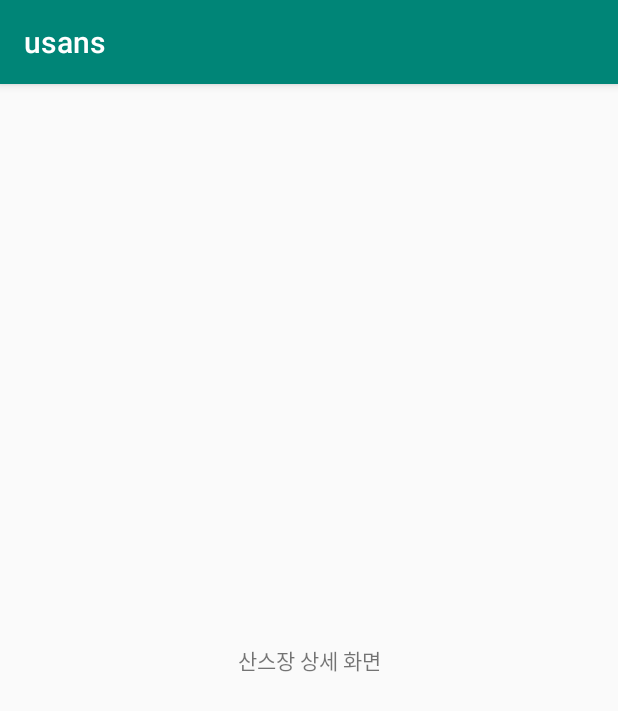
After one commit to CJBJ1/Usans, an Android app: the DetailActivity screen opened directly, with no data from a screen before it, on a phone screen of 412 x 824 dp. The commit adds this screen. Shown: the top 711 px of the screen. Run offline under Robolectric (Android 15) with nearby library versions, the phone set to English and light mode, and no system bars.

Commit message:
DetailActivity 추가

```diff
--- a/app/src/main/AndroidManifest.xml
+++ b/app/src/main/AndroidManifest.xml
@@ -9,6 +9,7 @@
         android:roundIcon="@mipmap/ic_launcher_round"
         android:supportsRtl="true"
         android:theme="@style/AppTheme">
+        <activity android:name=".DetailActivity"></activity>
         <activity android:name=".MainActivity">
             <intent-filter>
                 <action android:name="android.intent.action.MAIN" />
@@ -16,11 +17,11 @@
                 <category android:name="android.intent.category.LAUNCHER" />
             </intent-filter>
         </activity>
-        <activity android:name=".SplashActivity"/>
+        <activity android:name=".SplashActivity" />
+
         <meta-data
             android:name="com.naver.maps.map.CLIENT_ID"
             android:value="tw8dzx61q9" />
-
     </application>
 
 </manifest>
--- /dev/null
+++ b/app/src/main/java/com/example/usans/DetailActivity.java
@@ -0,0 +1,16 @@
+package com.example.usans;
+
+import androidx.appcompat.app.AppCompatActivity;
+
+import android.os.Bundle;
+
+public class DetailActivity extends AppCompatActivity {
+
+    @Override
+    protected void onCreate(Bundle savedInstanceState) {
+        super.onCreate(savedInstanceState);
+        setContentView(R.layout.activity_detail);
+
+
+    }
+}
--- a/app/src/main/java/com/example/usans/MainActivity.java
+++ b/app/src/main/java/com/example/usans/MainActivity.java
@@ -53,6 +53,11 @@ public class MainActivity extends AppCompatActivity implements View.OnClickListe
         ca.setActionBar(0);
     }
 
+    public void moveToDetail() {
+        Intent intent = new Intent(this, DetailActivity.class);
+        startActivity(intent);
+    }
+
     @Override
     public void onClick(View v){
         switch (v.getId()){
--- /dev/null
+++ b/app/src/main/res/layout/activity_detail.xml
@@ -0,0 +1,18 @@
+<?xml version="1.0" encoding="utf-8"?>
+<androidx.constraintlayout.widget.ConstraintLayout xmlns:android="http://schemas.android.com/apk/res/android"
+    xmlns:app="http://schemas.android.com/apk/res-auto"
+    xmlns:tools="http://schemas.android.com/tools"
+    android:layout_width="match_parent"
+    android:layout_height="match_parent"
+    tools:context=".DetailActivity">
+
+    <TextView
+        android:id="@+id/textView5"
+        android:layout_width="wrap_content"
+        android:layout_height="wrap_content"
+        android:text="산스장 상세 화면"
+        app:layout_constraintBottom_toBottomOf="parent"
+        app:layout_constraintEnd_toEndOf="parent"
+        app:layout_constraintStart_toStartOf="parent"
+        app:layout_constraintTop_toTopOf="parent" />
+</androidx.constraintlayout.widget.ConstraintLayout>
```
Also changed, not shown: app/src/main/java/com/example/usans/CustomLayout/Info.java (+14 -3 lines), app/src/main/res/layout/info_view.xml (+42 -10 lines), app/src/main/res/drawable/right.png (added).
